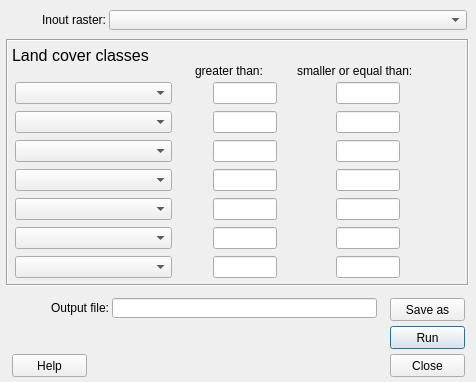
Qt form LandCoverReclassifier/land_cover_reclassifier_dialog_base.ui (UMEP-dev/UMEP) before a commit.
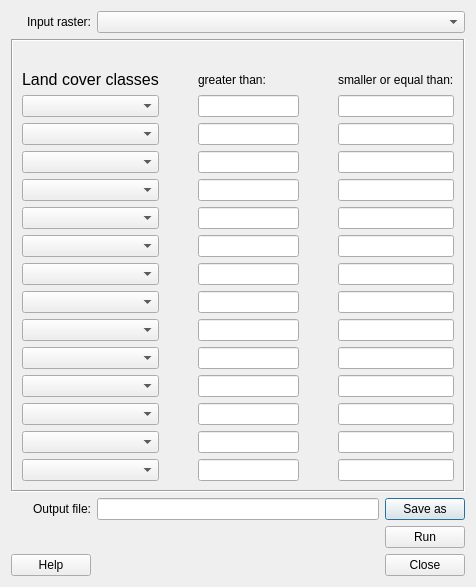
The same form after that commit.

What changed in the file:
```diff
--- a/LandCoverReclassifier/land_cover_reclassifier_dialog_base.ui
+++ b/LandCoverReclassifier/land_cover_reclassifier_dialog_base.ui
@@ -7,33 +7,17 @@
     <x>0</x>
     <y>0</y>
     <width>476</width>
-    <height>382</height>
+    <height>585</height>
    </rect>
   </property>
   <property name="windowTitle">
    <string>Land Cover Reclassifier</string>
   </property>
-  <widget class="QComboBox" name="comboBox_lcgrid">
-   <property name="geometry">
-    <rect>
-     <x>109</x>
-     <y>10</y>
-     <width>358</width>
-     <height>20</height>
-    </rect>
-   </property>
-  </widget>
+  <layout class="QGridLayout" name="gridLayout">
+   <item row="0" column="0">
   <widget class="QLabel" name="label_2">
-   <property name="geometry">
-    <rect>
-     <x>9</x>
-     <y>12</y>
-     <width>97</width>
-     <height>16</height>
-    </rect>
-   </property>
    <property name="text">
-    <string>Inout raster:</string>
+      <string>Input raster:</string>
    </property>
    <property name="alignment">
     <set>Qt::AlignRight|Qt::AlignTrailing|Qt::AlignVCenter</set>
@@ -42,47 +26,332 @@
     <cstring>comboBox_lcgrid</cstring>
    </property>
   </widget>
+   </item>
+   <item row="0" column="1" colspan="2">
+    <widget class="QComboBox" name="comboBox_lcgrid"/>
+   </item>
+   <item row="1" column="0" colspan="3">
   <widget class="QFrame" name="frame_2">
-   <property name="geometry">
-    <rect>
-     <x>6</x>
-     <y>39</y>
-     <width>463</width>
-     <height>247</height>
-    </rect>
-   </property>
    <property name="frameShape">
     <enum>QFrame::Box</enum>
    </property>
    <property name="frameShadow">
     <enum>QFrame::Sunken</enum>
    </property>
-   <widget class="QLabel" name="label_14">
-    <property name="geometry">
-     <rect>
-      <x>6</x>
-      <y>3</y>
-      <width>173</width>
-      <height>27</height>
-     </rect>
-    </property>
+     <layout class="QGridLayout" name="gridLayout_2">
+      <item row="3" column="0">
+       <layout class="QVBoxLayout" name="verticalLayout_6">
+        <item>
+         <widget class="QComboBox" name="Box_8">
+          <item>
+           <property name="text">
+            <string/>
+           </property>
+          </item>
+          <item>
     <property name="text">
-     <string>&lt;!DOCTYPE HTML PUBLIC &quot;-//W3C//DTD HTML 4.0//EN&quot; &quot;http://www.w3.org/TR/REC-html40/strict.dtd&quot;&gt;
-&lt;html&gt;&lt;head&gt;&lt;meta name=&quot;qrichtext&quot; content=&quot;1&quot; /&gt;&lt;style type=&quot;text/css&quot;&gt;
-p, li { white-space: pre-wrap; }
-&lt;/style&gt;&lt;/head&gt;&lt;body style=&quot; font-family:'MS Shell Dlg 2'; font-size:8pt; font-weight:400; font-style:normal;&quot;&gt;
-&lt;p style=&quot; margin-top:0px; margin-bottom:0px; margin-left:0px; margin-right:0px; -qt-block-indent:0; text-indent:0px;&quot;&gt;&lt;span style=&quot; font-size:12pt;&quot;&gt;Land cover classes&lt;/span&gt;&lt;/p&gt;&lt;/body&gt;&lt;/html&gt;</string>
-    </property>
-   </widget>
-   <widget class="QWidget" name="layoutWidget">
-    <property name="geometry">
-     <rect>
-      <x>330</x>
-      <y>42</y>
-      <width>64</width>
-      <height>198</height>
-     </rect>
-    </property>
+            <string>Paved</string>
+           </property>
+          </item>
+          <item>
+           <property name="text">
+            <string>Buildings</string>
+           </property>
+          </item>
+          <item>
+           <property name="text">
+            <string>Evergreen trees</string>
+           </property>
+          </item>
+          <item>
+           <property name="text">
+            <string>Decidious trees</string>
+           </property>
+          </item>
+          <item>
+           <property name="text">
+            <string>Grass</string>
+           </property>
+          </item>
+          <item>
+           <property name="text">
+            <string>Bare soil</string>
+           </property>
+          </item>
+          <item>
+           <property name="text">
+            <string>Water</string>
+           </property>
+          </item>
+         </widget>
+        </item>
+        <item>
+         <widget class="QComboBox" name="Box_9">
+          <item>
+           <property name="text">
+            <string/>
+           </property>
+          </item>
+          <item>
+           <property name="text">
+            <string>Paved</string>
+           </property>
+          </item>
+          <item>
+           <property name="text">
+            <string>Buildings</string>
+           </property>
+          </item>
+          <item>
+           <property name="text">
+            <string>Evergreen trees</string>
+           </property>
+          </item>
+          <item>
+           <property name="text">
+            <string>Decidious trees</string>
+           </property>
+          </item>
+          <item>
+           <property name="text">
+            <string>Grass</string>
+           </property>
+          </item>
+          <item>
+           <property name="text">
+            <string>Bare soil</string>
+           </property>
+          </item>
+          <item>
+           <property name="text">
+            <string>Water</string>
+           </property>
+          </item>
+         </widget>
+        </item>
+        <item>
+         <widget class="QComboBox" name="Box_10">
+          <item>
+           <property name="text">
+            <string/>
+           </property>
+          </item>
+          <item>
+           <property name="text">
+            <string>Paved</string>
+           </property>
+          </item>
+          <item>
+           <property name="text">
+            <string>Buildings</string>
+           </property>
+          </item>
+          <item>
+           <property name="text">
+            <string>Evergreen trees</string>
+           </property>
+          </item>
+          <item>
+           <property name="text">
+            <string>Decidious trees</string>
+           </property>
+          </item>
+          <item>
+           <property name="text">
+            <string>Grass</string>
+           </property>
+          </item>
+          <item>
+           <property name="text">
+            <string>Bare soil</string>
+           </property>
+          </item>
+          <item>
+           <property name="text">
+            <string>Water</string>
+           </property>
+          </item>
+         </widget>
+        </item>
+        <item>
+         <widget class="QComboBox" name="Box_11">
+          <item>
+           <property name="text">
+            <string/>
+           </property>
+          </item>
+          <item>
+           <property name="text">
+            <string>Paved</string>
+           </property>
+          </item>
+          <item>
+           <property name="text">
+            <string>Buildings</string>
+           </property>
+          </item>
+          <item>
+           <property name="text">
+            <string>Evergreen trees</string>
+           </property>
+          </item>
+          <item>
+           <property name="text">
+            <string>Decidious trees</string>
+           </property>
+          </item>
+          <item>
+           <property name="text">
+            <string>Grass</string>
+           </property>
+          </item>
+          <item>
+           <property name="text">
+            <string>Bare soil</string>
+           </property>
+          </item>
+          <item>
+           <property name="text">
+            <string>Water</string>
+           </property>
+          </item>
+         </widget>
+        </item>
+        <item>
+         <widget class="QComboBox" name="Box_12">
+          <item>
+           <property name="text">
+            <string/>
+           </property>
+          </item>
+          <item>
+           <property name="text">
+            <string>Paved</string>
+           </property>
+          </item>
+          <item>
+           <property name="text">
+            <string>Buildings</string>
+           </property>
+          </item>
+          <item>
+           <property name="text">
+            <string>Evergreen trees</string>
+           </property>
+          </item>
+          <item>
+           <property name="text">
+            <string>Decidious trees</string>
+           </property>
+          </item>
+          <item>
+           <property name="text">
+            <string>Grass</string>
+           </property>
+          </item>
+          <item>
+           <property name="text">
+            <string>Bare soil</string>
+           </property>
+          </item>
+          <item>
+           <property name="text">
+            <string>Water</string>
+           </property>
+          </item>
+         </widget>
+        </item>
+        <item>
+         <widget class="QComboBox" name="Box_13">
+          <item>
+           <property name="text">
+            <string/>
+           </property>
+          </item>
+          <item>
+           <property name="text">
+            <string>Paved</string>
+           </property>
+          </item>
+          <item>
+           <property name="text">
+            <string>Buildings</string>
+           </property>
+          </item>
+          <item>
+           <property name="text">
+            <string>Evergreen trees</string>
+           </property>
+          </item>
+          <item>
+           <property name="text">
+            <string>Decidious trees</string>
+           </property>
+          </item>
+          <item>
+           <property name="text">
+            <string>Grass</string>
+           </property>
+          </item>
+          <item>
+           <property name="text">
+            <string>Bare soil</string>
+           </property>
+          </item>
+          <item>
+           <property name="text">
+            <string>Water</string>
+           </property>
+          </item>
+         </widget>
+        </item>
+        <item>
+         <widget class="QComboBox" name="Box_14">
+          <item>
+           <property name="text">
+            <string/>
+           </property>
+          </item>
+          <item>
+           <property name="text">
+            <string>Paved</string>
+           </property>
+          </item>
+          <item>
+           <property name="text">
+            <string>Buildings</string>
+           </property>
+          </item>
+          <item>
+           <property name="text">
+            <string>Evergreen trees</string>
+           </property>
+          </item>
+          <item>
+           <property name="text">
+            <string>Decidious trees</string>
+           </property>
+          </item>
+          <item>
+           <property name="text">
+            <string>Grass</string>
+           </property>
+          </item>
+          <item>
+           <property name="text">
+            <string>Bare soil</string>
+           </property>
+          </item>
+          <item>
+           <property name="text">
+            <string>Water</string>
+           </property>
+          </item>
+         </widget>
+        </item>
+       </layout>
+      </item>
+      <item row="2" column="5">
     <layout class="QVBoxLayout" name="verticalLayout_3">
      <item>
       <widget class="QLineEdit" name="pai_1_s">
@@ -155,48 +424,162 @@
       </widget>
      </item>
     </layout>
-   </widget>
-   <widget class="QLabel" name="label_3">
-    <property name="geometry">
-     <rect>
-      <x>189</x>
-      <y>24</y>
-      <width>97</width>
-      <height>16</height>
-     </rect>
-    </property>
+      </item>
+      <item row="3" column="3">
+       <layout class="QVBoxLayout" name="verticalLayout_5">
+        <item>
+         <widget class="QLineEdit" name="pai_8_g">
+          <property name="enabled">
+           <bool>true</bool>
+          </property>
+          <property name="inputMethodHints">
+           <set>Qt::ImhNone</set>
+          </property>
+          <property name="text">
+           <string/>
+          </property>
+          <property name="alignment">
+           <set>Qt::AlignCenter</set>
+          </property>
+         </widget>
+        </item>
+        <item>
+         <widget class="QLineEdit" name="pai_9_g">
+          <property name="text">
+           <string/>
+          </property>
+          <property name="alignment">
+           <set>Qt::AlignCenter</set>
+          </property>
+         </widget>
+        </item>
+        <item>
+         <widget class="QLineEdit" name="pai_10_g">
     <property name="text">
-     <string>greater than:</string>
-    </property>
-    <property name="buddy">
-     <cstring>comboBox_lcgrid</cstring>
-    </property>
-   </widget>
-   <widget class="QLabel" name="label_4">
-    <property name="geometry">
-     <rect>
-      <x>291</x>
-      <y>24</y>
-      <width>151</width>
-      <height>16</height>
-     </rect>
-    </property>
+           <string/>
+          </property>
+          <property name="alignment">
+           <set>Qt::AlignCenter</set>
+          </property>
+         </widget>
+        </item>
+        <item>
+         <widget class="QLineEdit" name="pai_11_g">
+          <property name="text">
+           <string/>
+          </property>
+          <property name="alignment">
+           <set>Qt::AlignCenter</set>
+          </property>
+         </widget>
+        </item>
+        <item>
+         <widget class="QLineEdit" name="pai_12_g">
     <property name="text">
-     <string>smaller or equal than:</string>
-    </property>
-    <property name="buddy">
-     <cstring>comboBox_lcgrid</cstring>
-    </property>
-   </widget>
-   <widget class="QWidget" name="layoutWidget_2">
-    <property name="geometry">
-     <rect>
-      <x>9</x>
-      <y>42</y>
-      <width>157</width>
-      <height>198</height>
-     </rect>
-    </property>
+           <string/>
+          </property>
+          <property name="alignment">
+           <set>Qt::AlignCenter</set>
+          </property>
+         </widget>
+        </item>
+        <item>
+         <widget class="QLineEdit" name="pai_13_g">
+          <property name="text">
+           <string/>
+          </property>
+          <property name="alignment">
+           <set>Qt::AlignCenter</set>
+          </property>
+         </widget>
+        </item>
+        <item>
+         <widget class="QLineEdit" name="pai_14_g">
+          <property name="text">
+           <string/>
+          </property>
+          <property name="alignment">
+           <set>Qt::AlignCenter</set>
+          </property>
+         </widget>
+        </item>
+       </layout>
+      </item>
+      <item row="3" column="5">
+       <layout class="QVBoxLayout" name="verticalLayout_4">
+        <item>
+         <widget class="QLineEdit" name="pai_8_s">
+          <property name="text">
+           <string/>
+          </property>
+          <property name="alignment">
+           <set>Qt::AlignCenter</set>
+          </property>
+         </widget>
+        </item>
+        <item>
+         <widget class="QLineEdit" name="pai_9_s">
+          <property name="text">
+           <string/>
+          </property>
+          <property name="alignment">
+           <set>Qt::AlignCenter</set>
+          </property>
+         </widget>
+        </item>
+        <item>
+         <widget class="QLineEdit" name="pai_10_s">
+          <property name="text">
+           <string/>
+          </property>
+          <property name="alignment">
+           <set>Qt::AlignCenter</set>
+          </property>
+         </widget>
+        </item>
+        <item>
+         <widget class="QLineEdit" name="pai_11_s">
+          <property name="text">
+           <string/>
+          </property>
+          <property name="alignment">
+           <set>Qt::AlignCenter</set>
+          </property>
+         </widget>
+        </item>
+        <item>
+         <widget class="QLineEdit" name="pai_12_s">
+          <property name="text">
+           <string/>
+          </property>
+          <property name="alignment">
+           <set>Qt::AlignCenter</set>
+          </property>
+         </widget>
+        </item>
+        <item>
+         <widget class="QLineEdit" name="pai_13_s">
+          <property name="text">
+           <string/>
+          </property>
+          <property name="alignment">
+           <set>Qt::AlignCenter</set>
+          </property>
+         </widget>
+        </item>
+        <item>
+         <widget class="QLineEdit" name="pai_7_s_2">
+          <property name="text">
+           <string/>
+          </property>
+          <property name="alignment">
+           <set>Qt::AlignCenter</set>
+          </property>
+         </widget>
+        </item>
+       </layout>
+      </item>
+      <item row="2" column="0">
     <layout class="QVBoxLayout" name="verticalLayout">
      <item>
       <widget class="QComboBox" name="Box_1">
@@ -507,16 +890,8 @@
       </widget>
      </item>
     </layout>
-   </widget>
-   <widget class="QWidget" name="layoutWidget_3">
-    <property name="geometry">
-     <rect>
-      <x>207</x>
-      <y>42</y>
-      <width>64</width>
-      <height>198</height>
-     </rect>
-    </property>
+      </item>
+      <item row="2" column="3">
     <layout class="QVBoxLayout" name="verticalLayout_2">
      <item>
       <widget class="QLineEdit" name="pai_1_g">
@@ -595,30 +970,69 @@
       </widget>
      </item>
     </layout>
-   </widget>
-  </widget>
-  <widget class="QPushButton" name="runButton">
-   <property name="geometry">
-    <rect>
-     <x>390</x>
-     <y>326</y>
-     <width>75</width>
-     <height>23</height>
-    </rect>
-   </property>
+      </item>
+      <item row="1" column="5">
+       <widget class="QLabel" name="label_4">
+        <property name="text">
+         <string>smaller or equal than:</string>
+        </property>
+        <property name="buddy">
+         <cstring>comboBox_lcgrid</cstring>
+        </property>
+       </widget>
+      </item>
+      <item row="1" column="3">
+       <widget class="QLabel" name="label_3">
+        <property name="text">
+         <string>greater than:</string>
+        </property>
+        <property name="buddy">
+         <cstring>comboBox_lcgrid</cstring>
+        </property>
+       </widget>
+      </item>
+      <item row="1" column="0">
+       <widget class="QLabel" name="label_14">
    <property name="text">
-    <string>Run</string>
-   </property>
-  </widget>
+         <string>&lt;!DOCTYPE HTML PUBLIC &quot;-//W3C//DTD HTML 4.0//EN&quot; &quot;http://www.w3.org/TR/REC-html40/strict.dtd&quot;&gt;
+&lt;html&gt;&lt;head&gt;&lt;meta name=&quot;qrichtext&quot; content=&quot;1&quot; /&gt;&lt;style type=&quot;text/css&quot;&gt;
+p, li { white-space: pre-wrap; }
+&lt;/style&gt;&lt;/head&gt;&lt;body style=&quot; font-family:'MS Shell Dlg 2'; font-size:8pt; font-weight:400; font-style:normal;&quot;&gt;
+&lt;p style=&quot; margin-top:0px; margin-bottom:0px; margin-left:0px; margin-right:0px; -qt-block-indent:0; text-indent:0px;&quot;&gt;&lt;span style=&quot; font-size:12pt;&quot;&gt;Land cover classes&lt;/span&gt;&lt;/p&gt;&lt;/body&gt;&lt;/html&gt;</string>
+        </property>
+       </widget>
+      </item>
+      <item row="0" column="4">
+       <spacer name="horizontalSpacer_2">
+        <property name="orientation">
+         <enum>Qt::Horizontal</enum>
+        </property>
+        <property name="sizeHint" stdset="0">
+         <size>
+          <width>40</width>
+          <height>20</height>
+         </size>
+        </property>
+       </spacer>
+      </item>
+      <item row="0" column="1">
+       <spacer name="horizontalSpacer">
+        <property name="orientation">
+         <enum>Qt::Horizontal</enum>
+        </property>
+        <property name="sizeHint" stdset="0">
+         <size>
+          <width>40</width>
+          <height>20</height>
+         </size>
+        </property>
+       </spacer>
+      </item>
+     </layout>
+    </widget>
+   </item>
+   <item row="2" column="0">
   <widget class="QLabel" name="label_6">
-   <property name="geometry">
-    <rect>
-     <x>15</x>
-     <y>300</y>
-     <width>94</width>
-     <height>16</height>
-    </rect>
-   </property>
    <property name="text">
     <string>Output file:</string>
    </property>
@@ -626,58 +1040,42 @@
     <set>Qt::AlignRight|Qt::AlignTrailing|Qt::AlignVCenter</set>
    </property>
   </widget>
-  <widget class="QLineEdit" name="textOutput">
-   <property name="geometry">
-    <rect>
-     <x>112</x>
-     <y>298</y>
-     <width>265</width>
-     <height>20</height>
-    </rect>
-   </property>
-  </widget>
+   </item>
+   <item row="2" column="1">
+    <widget class="QLineEdit" name="textOutput"/>
+   </item>
+   <item row="2" column="2">
   <widget class="QPushButton" name="pushButtonSave">
-   <property name="geometry">
-    <rect>
-     <x>390</x>
-     <y>298</y>
-     <width>75</width>
-     <height>23</height>
-    </rect>
-   </property>
    <property name="text">
     <string>Save as</string>
    </property>
   </widget>
-  <widget class="QPushButton" name="closeButton">
-   <property name="enabled">
-    <bool>true</bool>
-   </property>
-   <property name="geometry">
-    <rect>
-     <x>390</x>
-     <y>354</y>
-     <width>75</width>
-     <height>23</height>
-    </rect>
-   </property>
+   </item>
+   <item row="3" column="2">
+    <widget class="QPushButton" name="runButton">
    <property name="text">
-    <string>Close</string>
-   </property>
-  </widget>
+      <string>Run</string>
+     </property>
+    </widget>
+   </item>
+   <item row="4" column="0">
   <widget class="QPushButton" name="helpButton">
-   <property name="geometry">
-    <rect>
-     <x>12</x>
-     <y>354</y>
-     <width>75</width>
-     <height>23</height>
-    </rect>
-   </property>
    <property name="text">
     <string>Help</string>
    </property>
   </widget>
+   </item>
+   <item row="4" column="2">
+    <widget class="QPushButton" name="closeButton">
+     <property name="enabled">
+      <bool>true</bool>
+     </property>
+     <property name="text">
+      <string>Close</string>
+     </property>
+    </widget>
+   </item>
+  </layout>
  </widget>
  <resources/>
  <connections>
```
Left out of the diff: 4 changed lines with no effect on the pictures. Lines whose indentation alone changed are shown as unchanged.
